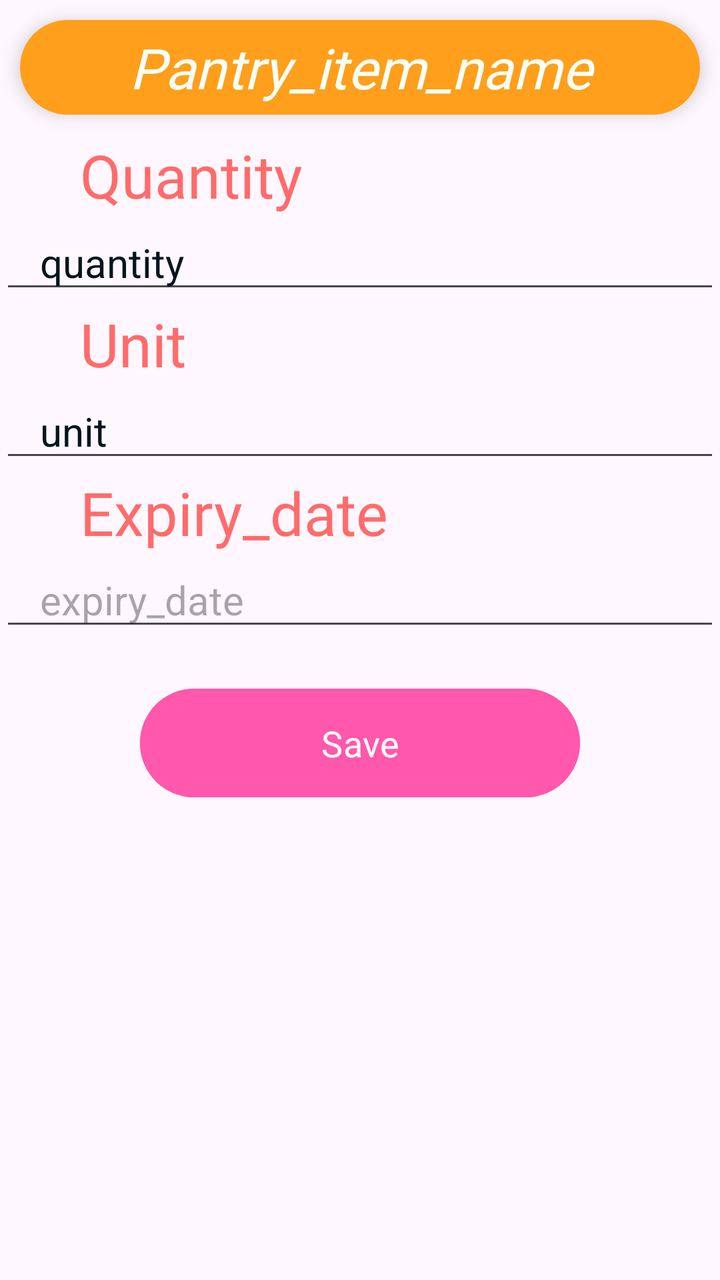
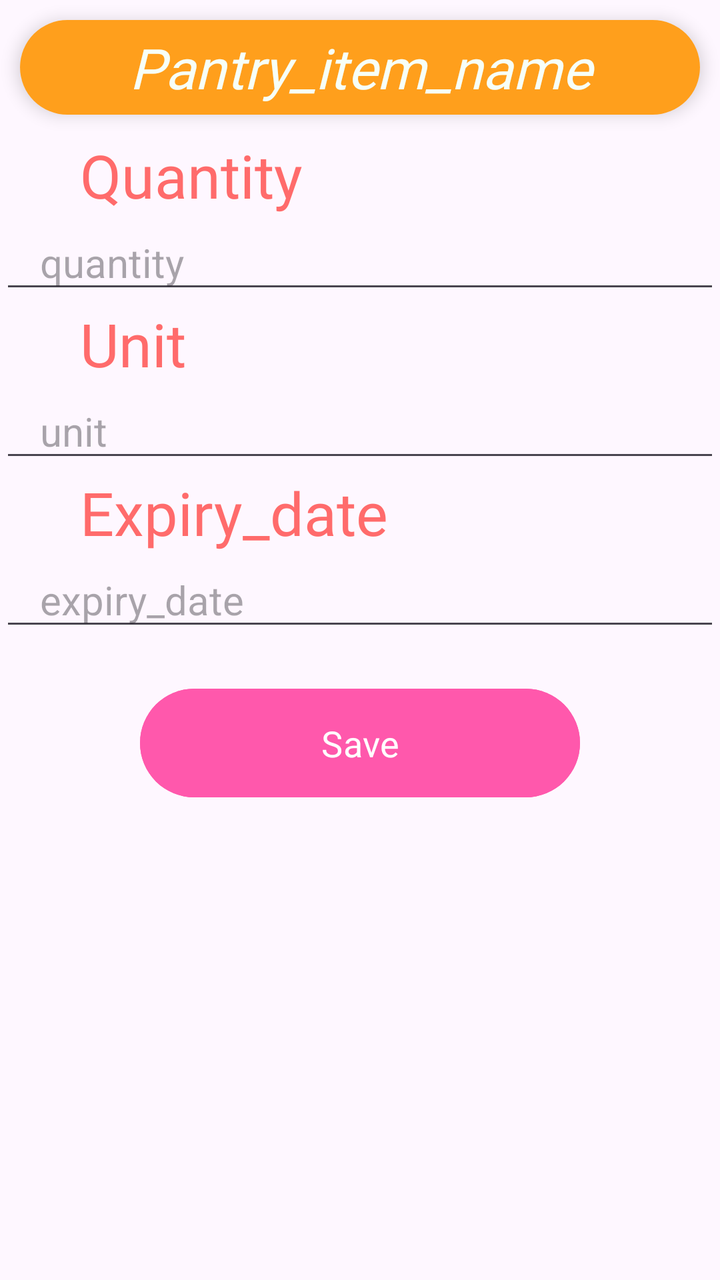

The first picture is an Android layout as it rendered before a commit; the second is the same layout after the commit. The layout source and the unified diff follow.
<!-- AndroidManifest.xml: application theme Theme.Foodie -->
<!-- res/layout/update_pantry_item_layout.xml -->
<?xml version="1.0" encoding="utf-8"?>
<LinearLayout xmlns:android="http://schemas.android.com/apk/res/android"
    xmlns:tools="http://schemas.android.com/tools"
    android:layout_width="match_parent"
    android:layout_height="match_parent"
    android:layout_margin="10dp"
    android:orientation="vertical"
    tools:context=".fragments.recipeFragments.RecipeListFragment">

    
    <androidx.cardview.widget.CardView
        xmlns:app="http://schemas.android.com/apk/res-auto"
        android:layout_width="match_parent"
        android:layout_height="wrap_content"
        android:layout_margin="10dp"
        android:orientation="vertical"
        app:cardCornerRadius="25dp"
        app:cardElevation="5dp">

        <TextView
            android:id="@+id/pantry_item_name"
            android:layout_width="match_parent"
            android:layout_height="wrap_content"
            android:gravity="center"
            android:text="@string/pantry_item_name"
            android:textSize="28sp"
            android:background="@color/bright_orange"
            android:textStyle="italic|normal"
            android:fontFamily="@font/bagel_fat"
            android:textColor="@color/mint_cream"
            android:paddingVertical="5dp"
            />

    </androidx.cardview.widget.CardView>

    
    <TextView
        android:layout_width="match_parent"
        android:layout_height="wrap_content"
        android:text="@string/pantry_item_quantity_label"
        android:textSize="30sp"
        android:textColor="@color/grapefruit_pink"
        android:fontFamily="@font/bagel_fat"
        android:paddingHorizontal="40dp"
        />

    <EditText
        android:id="@+id/pantry_item_quantity"
        android:inputType="text"
        android:hint="@string/pantry_item_quantity"
        android:autofillHints="@string/pantry_item_quantity"
        android:layout_width="match_parent"
        android:layout_height="wrap_content"
        android:text="@string/pantry_item_quantity"
        android:textColor="@color/ink_black"
        android:textSize="20sp"
        android:paddingHorizontal="20dp"
        />

    
    <TextView
        android:layout_width="match_parent"
        android:layout_height="wrap_content"
        android:text="@string/pantry_item_unit_label"
        android:textSize="30sp"
        android:textColor="@color/grapefruit_pink"
        android:fontFamily="@font/bagel_fat"
        android:paddingHorizontal="40dp"
        />

    <EditText
        android:id="@+id/pantry_item_unit"
        android:inputType="text"
        android:hint="@string/pantry_item_unit"
        android:autofillHints="@string/pantry_item_unit"
        android:layout_width="match_parent"
        android:layout_height="wrap_content"
        android:text="@string/pantry_item_unit"
        android:textColor="@color/ink_black"
        android:textSize="20sp"
        android:paddingHorizontal="20dp"
        />

    
    <TextView
        android:layout_width="match_parent"
        android:layout_height="wrap_content"
        android:text="@string/pantry_item_expiry_label"
        android:textSize="30sp"
        android:textColor="@color/grapefruit_pink"
        android:fontFamily="@font/bagel_fat"
        android:paddingHorizontal="40dp"
        />

    <EditText
        android:id="@+id/pantry_item_expiry_date"
        android:inputType="date"
        android:hint="@string/pantry_item_expiry"
        android:autofillHints="@string/pantry_item_expiry"
        android:layout_width="match_parent"
        android:layout_height="wrap_content"
        android:textColor="@color/ink_black"
        android:textSize="20sp"
        android:paddingHorizontal="20dp"
        />

    <Button
        android:id="@+id/edit_pantry_item_btn"
        android:layout_width="match_parent"
        android:layout_height="wrap_content"
        android:layout_marginHorizontal="70dp"
        android:layout_gravity="bottom|center"
        android:layout_marginVertical="20dp"
        android:backgroundTint="@color/blush_pop"
        android:fontFamily="@font/bagel_fat"
        android:padding="15dp"
        android:text="@string/save"
        android:textSize="18sp" />
</LinearLayout>
<!-- resources referenced by this layout -->
<resources>
  <color name="blush_pop">#FF58AC</color>
  <color name="bright_orange">#FF9F1C</color>
  <color name="grapefruit_pink">#FF6B6B</color>
  <color name="ink_black">#04151F</color>
  <color name="mint_cream">#F7FFF7</color>
  <string name="pantry_item_expiry">expiry_date</string>
  <string name="pantry_item_expiry_label">Expiry_date</string>
  <string name="pantry_item_name">Pantry_item_name</string>
  <string name="pantry_item_quantity">quantity</string>
  <string name="pantry_item_quantity_label">Quantity</string>
  <string name="pantry_item_unit">unit</string>
  <string name="pantry_item_unit_label">Unit</string>
  <string name="save">Save</string>
  <style name="Theme.Foodie" parent="Base.Theme.Foodie" />
  <style name="Base.Theme.Foodie" parent="Theme.Material3.DayNight.NoActionBar">
          
          
      </style>
</resources>

<!-- the commit's change to res/layout/update_pantry_item_layout.xml (unified diff, before → after) -->
@@ -5,7 +5,7 @@
     android:layout_height="match_parent"
     android:layout_margin="10dp"
     android:orientation="vertical"
-    tools:context=".fragments.recipeFragments.RecipeListFragment">
+    tools:context=".fragments.pantryItemFragments.EditPantryItemFragment">
 
     
     <androidx.cardview.widget.CardView
@@ -51,7 +51,6 @@
         android:autofillHints="@string/pantry_item_quantity"
         android:layout_width="match_parent"
         android:layout_height="wrap_content"
-        android:text="@string/pantry_item_quantity"
         android:textColor="@color/ink_black"
         android:textSize="20sp"
         android:paddingHorizontal="20dp"
@@ -75,7 +74,6 @@
         android:autofillHints="@string/pantry_item_unit"
         android:layout_width="match_parent"
         android:layout_height="wrap_content"
-        android:text="@string/pantry_item_unit"
         android:textColor="@color/ink_black"
         android:textSize="20sp"
         android:paddingHorizontal="20dp"
@@ -104,6 +102,7 @@
         android:paddingHorizontal="20dp"
         />
 
+    
     <Button
         android:id="@+id/edit_pantry_item_btn"
         android:layout_width="match_parent"
